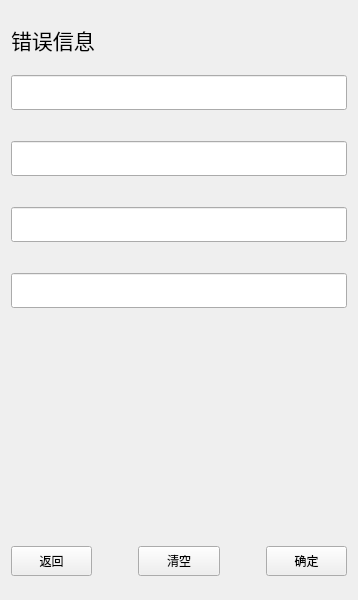
Old version of the form misinput.ui in the repository sg-first/Express-System.
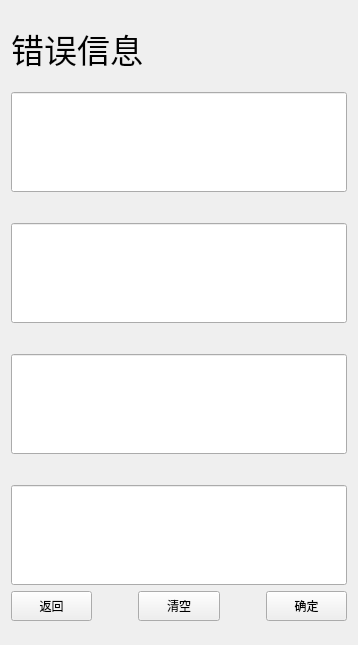
New version of the form.

The edit to the form file:
```diff
--- a/misinput.ui
+++ b/misinput.ui
@@ -41,7 +41,7 @@
      <property name="font">
       <font>
        <family>Arial</family>
-       <pointsize>16</pointsize>
+       <pointsize>25</pointsize>
       </font>
      </property>
      <property name="text">
@@ -81,7 +81,7 @@
        <property name="minimumSize">
         <size>
          <width>0</width>
-         <height>35</height>
+         <height>100</height>
         </size>
        </property>
        <property name="maxLength">
@@ -116,7 +116,7 @@
        <property name="minimumSize">
         <size>
          <width>0</width>
-         <height>35</height>
+         <height>100</height>
         </size>
        </property>
       </widget>
@@ -148,7 +148,7 @@
        <property name="minimumSize">
         <size>
          <width>0</width>
-         <height>35</height>
+         <height>100</height>
         </size>
        </property>
       </widget>
@@ -180,7 +180,7 @@
        <property name="minimumSize">
         <size>
          <width>0</width>
-         <height>35</height>
+         <height>100</height>
         </size>
        </property>
       </widget>
```
